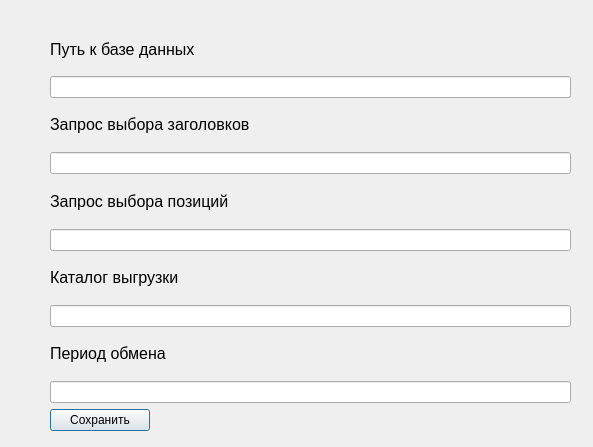
First picture: the form in settings.ui, repository sail004/convertService, before the edit.
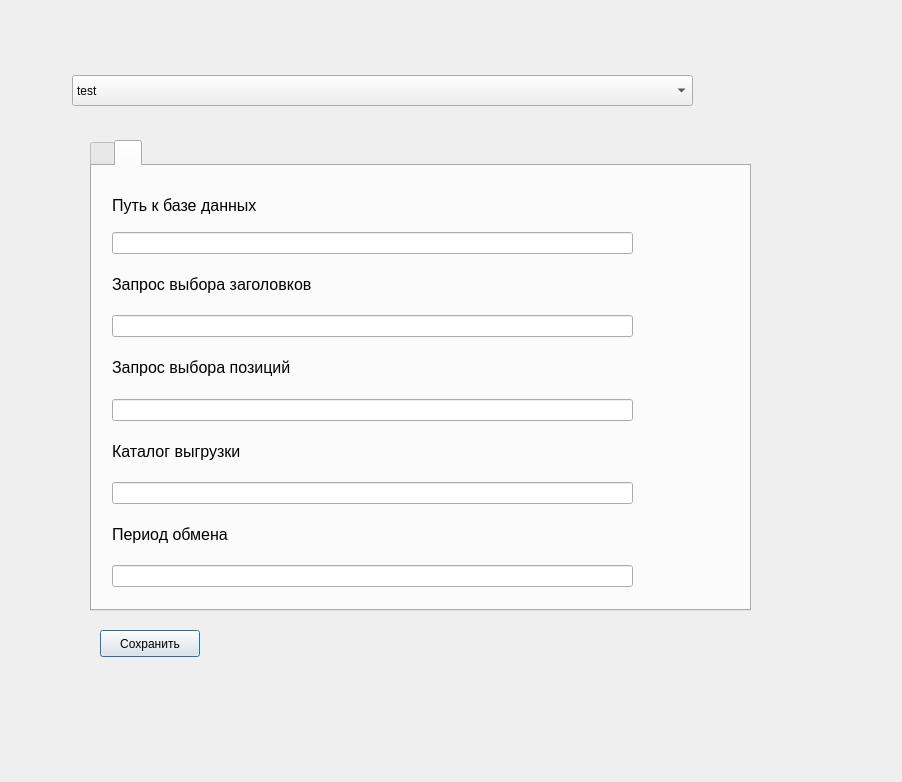
Second picture: the form after the edit. The open tabs and pages were chosen to show the change.

```diff
--- a/settings.ui
+++ b/settings.ui
@@ -6,18 +6,42 @@
    <rect>
     <x>0</x>
     <y>0</y>
-    <width>593</width>
-    <height>447</height>
+    <width>902</width>
+    <height>782</height>
    </rect>
   </property>
   <property name="windowTitle">
    <string>Настройки</string>
   </property>
+  <widget class="QTabWidget" name="tabWidget">
+   <property name="enabled">
+    <bool>true</bool>
+   </property>
+   <property name="geometry">
+    <rect>
+     <x>90</x>
+     <y>140</y>
+     <width>661</width>
+     <height>471</height>
+    </rect>
+   </property>
+   <property name="currentIndex">
+    <number>0</number>
+   </property>
+   <widget class="QWidget" name="test">
+    <attribute name="title">
+     <string/>
+    </attribute>
+   </widget>
+   <widget class="QWidget" name="size">
+    <attribute name="title">
+     <string> </string>
+    </attribute>
   <widget class="QWidget" name="verticalLayoutWidget">
    <property name="geometry">
     <rect>
-     <x>50</x>
-     <y>30</y>
+       <x>20</x>
+       <y>20</y>
      <width>521</width>
      <height>401</height>
     </rect>
@@ -82,8 +106,19 @@
     <item>
      <widget class="QLineEdit" name="exchange_period"/>
     </item>
-    <item>
+     </layout>
+    </widget>
+   </widget>
+  </widget>
      <widget class="QPushButton" name="pushButton">
+   <property name="geometry">
+    <rect>
+     <x>100</x>
+     <y>630</y>
+     <width>100</width>
+     <height>27</height>
+    </rect>
+   </property>
       <property name="maximumSize">
        <size>
         <width>100</width>
@@ -97,8 +132,25 @@
        <string>Сохранить</string>
       </property>
      </widget>
-    </item>
-   </layout>
+  <widget class="QComboBox" name="comboBox">
+   <property name="geometry">
+    <rect>
+     <x>72</x>
+     <y>75</y>
+     <width>621</width>
+     <height>31</height>
+    </rect>
+   </property>
+   <item>
+    <property name="text">
+     <string>test</string>
+    </property>
+   </item>
+   <item>
+    <property name="text">
+     <string>Размер 1c</string>
+    </property>
+   </item>
   </widget>
  </widget>
  <resources/>
```
Lines whose indentation alone changed are shown as unchanged.
